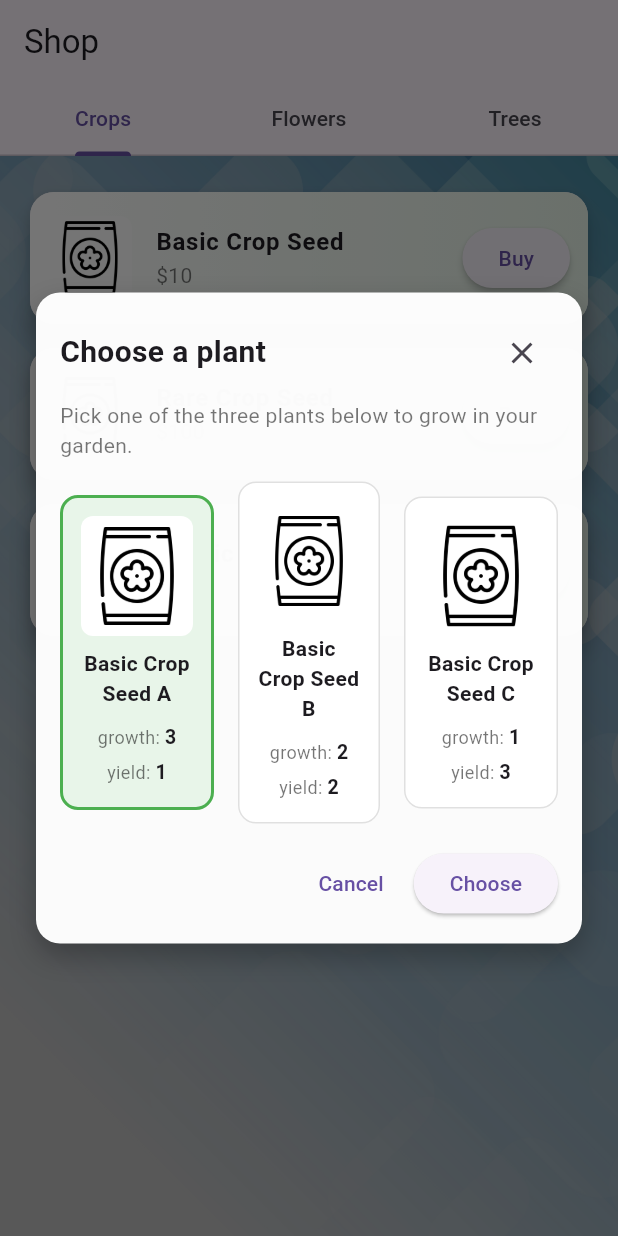
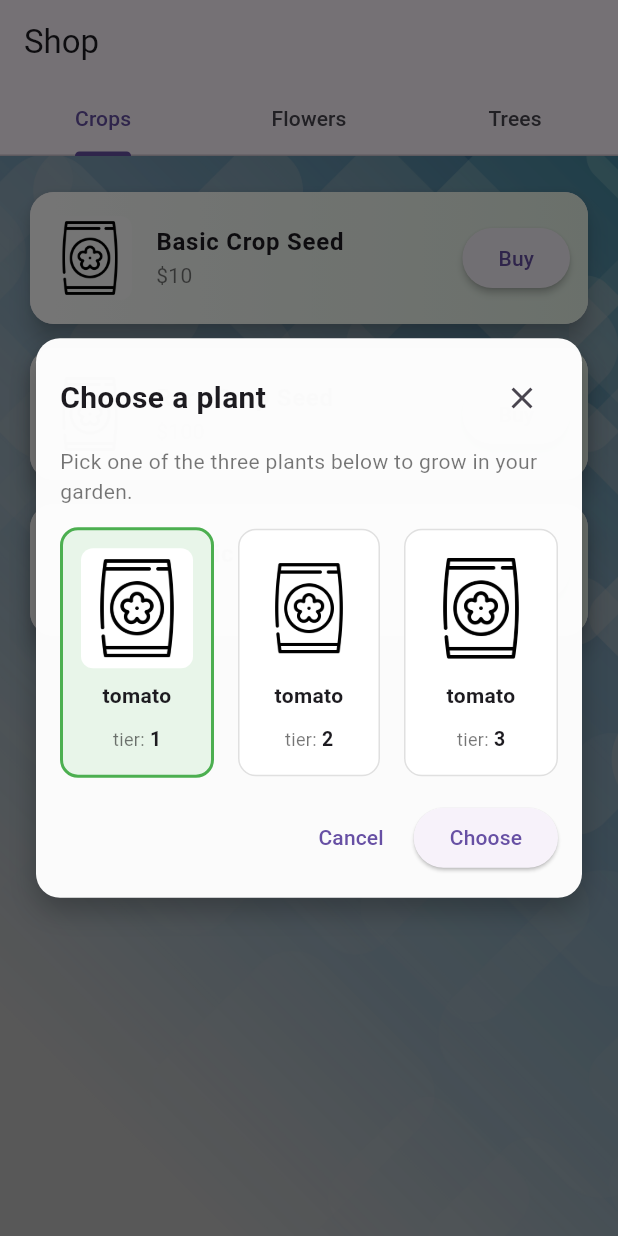
Before and after one commit to phoenixrgarcia/plant_game, a Flutter app: the ShopScreen screen opened directly, after a tap on "Buy", on a phone screen of 412 x 824 dp. Run offline on Flutter 3.47's test engine with Material 3 defaults, Android fonts, the light colour scheme and no system bars; our stand-ins replace flutter_riverpod, hive, hive_flutter; missing offline and left inert: flame, pair; accounts and stored records are empty.

Commit message:
added next seeds

```diff
--- a/lib/components/state/game_state.dart
+++ b/lib/components/state/game_state.dart
@@ -1,5 +1,6 @@
 import 'package:hive/hive.dart';
 import 'package:plant_game/components/plants/data/inventory_entry.dart';
+import 'package:plant_game/components/plants/plant_instance.dart';
 import 'package:plant_game/components/state/pot_state.dart';
 
 part 'game_state.g.dart';
@@ -18,5 +19,8 @@ class GameState extends HiveObject{
   @HiveField(3)
   double potCost;
 
-  GameState({this.money = 0, required this.pots, required this.plantInventory, this.potCost = 25});
+  @HiveField(4)
+  List<PlantInstance>? nextSeeds;
+
+  GameState({this.money = 0, required this.pots, required this.plantInventory, this.potCost = 25, List<PlantInstance>? nextSeeds}) : nextSeeds = nextSeeds ?? [PlantInstance(plantDataName: 'tomato', tier: 1), PlantInstance(plantDataName: 'tomato', tier: 2), PlantInstance(plantDataName: 'tomato', tier: 3)];
 }
--- a/lib/game_state_manager.dart
+++ b/lib/game_state_manager.dart
@@ -25,8 +25,10 @@ class GameStateManager extends ChangeNotifier {
     // Register adapters once
     if (!Hive.isAdapterRegistered(0)) Hive.registerAdapter(GameStateAdapter());
     if (!Hive.isAdapterRegistered(1)) Hive.registerAdapter(PotStateAdapter());
-    if (!Hive.isAdapterRegistered(2)) Hive.registerAdapter(InventoryEntryAdapter());
-    if (!Hive.isAdapterRegistered(3)) Hive.registerAdapter(PlantInstanceAdapter());
+    if (!Hive.isAdapterRegistered(2))
+      Hive.registerAdapter(InventoryEntryAdapter());
+    if (!Hive.isAdapterRegistered(3))
+      Hive.registerAdapter(PlantInstanceAdapter());
 
     // Open the Hive box
     _box = await Hive.openBox<GameState>(_boxName);
@@ -40,15 +42,13 @@ class GameStateManager extends ChangeNotifier {
             InventoryEntry(plantDataName: 'tomato', quantity: 1, tier: 1),
             InventoryEntry(plantDataName: 'tomato', quantity: 1, tier: 2),
             InventoryEntry(plantDataName: 'tomato', quantity: 1, tier: 3),
-            InventoryEntry(plantDataName: 'tomato', quantity: 1, tier: 4),
-            InventoryEntry(plantDataName: 'tomato', quantity: 1, tier: 5),
-            InventoryEntry(plantDataName: 'tomato', quantity: 1, tier: 6),
-            InventoryEntry(plantDataName: 'tomato', quantity: 1, tier: 7),
-            InventoryEntry(plantDataName: 'tomato', quantity: 1, tier: 8),
-            InventoryEntry(plantDataName: 'tomato', quantity: 1, tier: 9),
-            InventoryEntry(plantDataName: 'tomato', quantity: 1, tier: 10),
           ],
           potCost: 25.0,
+          nextSeeds: [
+            PlantInstance(plantDataName: 'tomato', tier: 1),
+            PlantInstance(plantDataName: 'tomato', tier: 2),
+            PlantInstance(plantDataName: 'tomato', tier: 3)
+          ],
         );
   }
 
@@ -75,6 +75,12 @@ class GameStateManager extends ChangeNotifier {
       money: 0,
       pots: [],
       plantInventory: [],
+      potCost: 25,
+      nextSeeds: [
+            PlantInstance(plantDataName: 'tomato', tier: 1),
+            PlantInstance(plantDataName: 'tomato', tier: 2),
+            PlantInstance(plantDataName: 'tomato', tier: 3)
+          ],
     );
   }
 
@@ -87,7 +93,8 @@ class GameStateManager extends ChangeNotifier {
 
   /// Mutator for planting in a pot
   void plantInPot(int row, int col, PlantInstance plant) {
-   final pot = _currentState.pots.where((p) => p.row == row && p.col == col).first;
+    final pot =
+        _currentState.pots.where((p) => p.row == row && p.col == col).first;
     if (pot.isOccupied) {
       throw Exception("Pot at ($row, $col) is occupied.");
     }
@@ -100,7 +107,8 @@ class GameStateManager extends ChangeNotifier {
 
   /// Harvests a plant from a specific pot
   void harvestPlant(int row, int col) {
-    final pot = _currentState.pots.where((p) => p.row == row && p.col == col).first;
+    final pot =
+        _currentState.pots.where((p) => p.row == row && p.col == col).first;
     if (pot.currentPlant == null) {
       throw Exception("No plant to harvest in pot at ($row, $col).");
     }
@@ -112,7 +120,8 @@ class GameStateManager extends ChangeNotifier {
   }
 
   void removeFromInventory(InventoryEntry entry) {
-    final index = _currentState.plantInventory.indexWhere((e) => e.plantDataName == entry.plantDataName && e.tier == entry.tier);
+    final index = _currentState.plantInventory.indexWhere(
+        (e) => e.plantDataName == entry.plantDataName && e.tier == entry.tier);
     if (index != -1) {
       _currentState.plantInventory[index].quantity -= entry.quantity;
       if (_currentState.plantInventory[index].quantity <= 0) {
@@ -125,7 +134,7 @@ class GameStateManager extends ChangeNotifier {
     }
   }
 
-  void incrementPotPrice(){
+  void incrementPotPrice() {
     _currentState.potCost *= 1.15;
     save();
   }
@@ -133,4 +142,6 @@ class GameStateManager extends ChangeNotifier {
   void notify() {
     notifyListeners();
   }
+
+
 }
--- a/lib/screens/shop_screen.dart
+++ b/lib/screens/shop_screen.dart
@@ -1,4 +1,6 @@
 import 'package:flutter/material.dart';
+import 'package:flutter_riverpod/flutter_riverpod.dart';
+import 'package:plant_game/game_state_provider.dart';
 import 'seed_pick_overlay.dart';
 
 // This screen is a flutter widget instead of a flame component.
@@ -35,15 +37,15 @@ class ShopScreen extends StatelessWidget {
   }
 }
 
-class ShopTab extends StatefulWidget {
+class ShopTab extends ConsumerStatefulWidget {
   final String category;
   const ShopTab({super.key, required this.category});
 
   @override
-  State<ShopTab> createState() => _ShopTabState();
+  ConsumerState<ShopTab> createState() => _ShopTabState();
 }
 
-class _ShopTabState extends State<ShopTab> with SingleTickerProviderStateMixin {
+class _ShopTabState extends ConsumerState<ShopTab> with SingleTickerProviderStateMixin {
   late final AnimationController _ctrl;
   late final Animation<double> _globalFade;
   final Duration _stagger = const Duration(milliseconds: 120);
@@ -69,6 +71,10 @@ class _ShopTabState extends State<ShopTab> with SingleTickerProviderStateMixin {
 
   @override
   Widget build(BuildContext context) {
+    // Watch the GameStateManager so the tab rebuilds when game state changes.
+    final manager = ref.watch(gameStateManagerProvider);
+    final gameState = manager.state;
+
     return Stack(
       children: [
         // Background image
@@ -114,27 +120,21 @@ class _ShopTabState extends State<ShopTab> with SingleTickerProviderStateMixin {
                     price: item['price'],
                     image: item['image'],
                     onBuy: () {
-                      // Construct three generated options (replace with your generator)
-                      final generated = [
-                        {
-                          'name': '${item['name']} A',
-                          'image': item['image'],
-                          'stats': {'growth': 3, 'yield': 1}
-                        },
-                        {
-                          'name': '${item['name']} B',
-                          'image': item['image'],
-                          'stats': {'growth': 2, 'yield': 2}
-                        },
-                        {
-                          'name': '${item['name']} C',
-                          'image': item['image'],
-                          'stats': {'growth': 1, 'yield': 3}
-                        },
-                      ];
+                      // Example: read a list from the game state and convert to overlay
+                      // options. Here we use `nextSeeds` (List<PlantInstance>) as an
+                      // example; replace with the list you actually want to check.
+                      final nextSeeds = gameState.nextSeeds ?? <dynamic>[];
+
+                      final generated = nextSeeds.take(3).map((p) {
+                        return {
+                          'name': p.plantDataName,
+                          'image': 'assets/images/flower-seed.png',
+                          'stats': {'tier': p.tier}
+                        };
+                      }).toList();
 
                       showSeedPickOverlay(context, options: generated, onSelected: (chosen) {
-                        // TODO: integrate with game_state_manager to apply purchase
+                        // TODO: apply chosen to game state via manager (e.g., add to inventory)
                         ScaffoldMessenger.of(context).showSnackBar(
                           SnackBar(content: Text('Selected ${chosen['name']}')),
                         );
```
